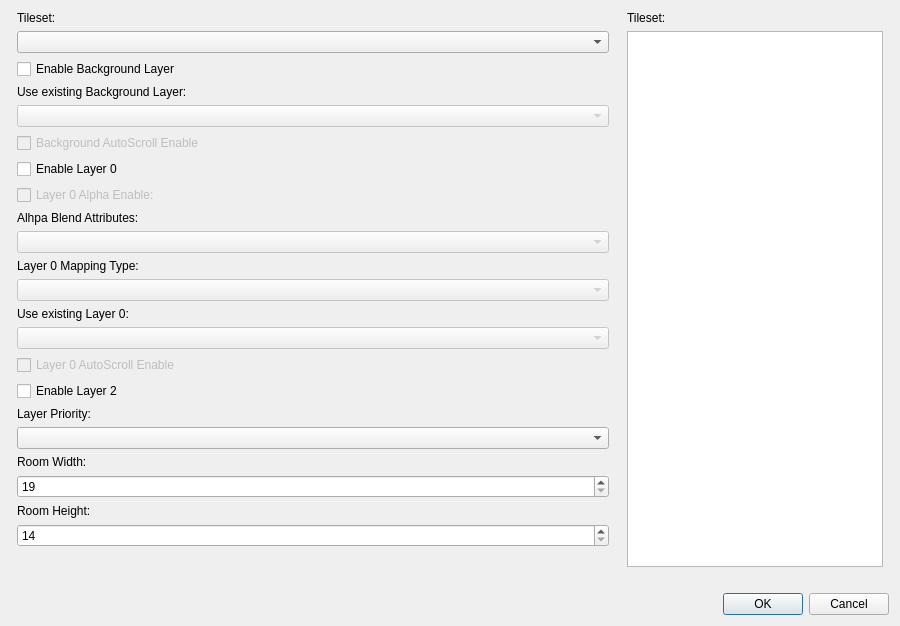
wario-land/WL4Editor, file Dialog/RoomConfigDialog.ui: the form before one commit.
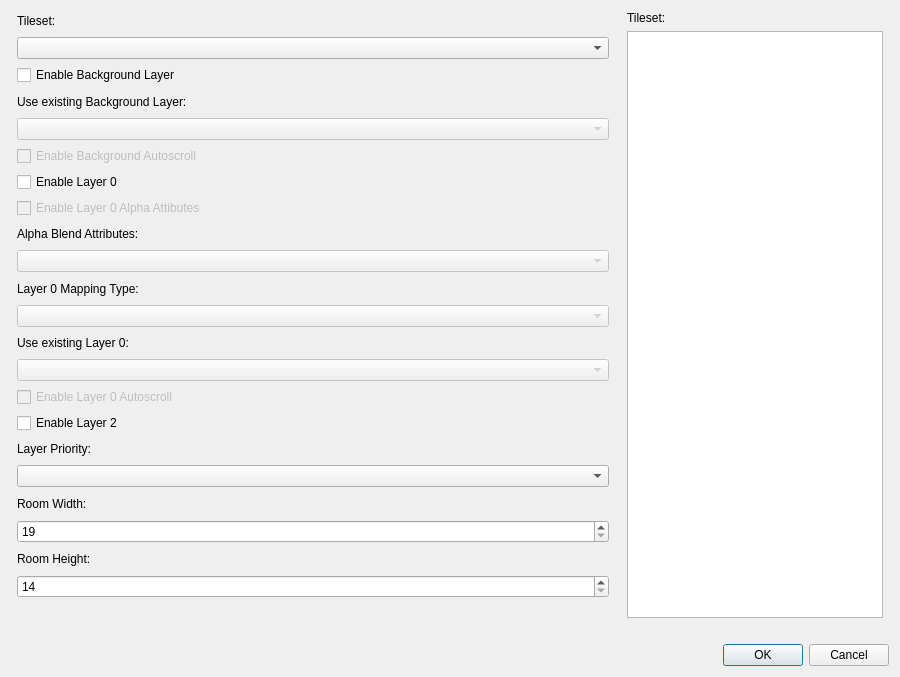
The form after the commit. Custom widgets are drawn as their Qt base class.

The edit to the form file:
```diff
--- a/Dialog/RoomConfigDialog.ui
+++ b/Dialog/RoomConfigDialog.ui
@@ -7,7 +7,7 @@
     <x>0</x>
     <y>0</y>
     <width>900</width>
-    <height>574</height>
+    <height>677</height>
    </rect>
   </property>
   <property name="sizePolicy">
@@ -76,7 +76,7 @@
           <bool>false</bool>
          </property>
          <property name="text">
-          <string>Background AutoScroll Enable</string>
+          <string>Enable Background Autoscroll</string>
          </property>
         </widget>
        </item>
@@ -93,14 +93,14 @@
           <bool>false</bool>
          </property>
          <property name="text">
-          <string>Layer 0 Alpha Enable:</string>
+          <string>Enable Layer 0 Alpha Attibutes</string>
          </property>
         </widget>
        </item>
        <item>
         <widget class="QLabel" name="alphaBlendingLabel">
          <property name="text">
-          <string>Alhpa Blend Attributes:</string>
+          <string>Alpha Blend Attributes:</string>
          </property>
         </widget>
        </item>
@@ -145,7 +145,7 @@
           <bool>false</bool>
          </property>
          <property name="text">
-          <string>Layer 0 AutoScroll Enable</string>
+          <string>Enable Layer 0 Autoscroll</string>
          </property>
         </widget>
        </item>
```
Left out of the diff: 21 changed lines with no effect on the pictures.
